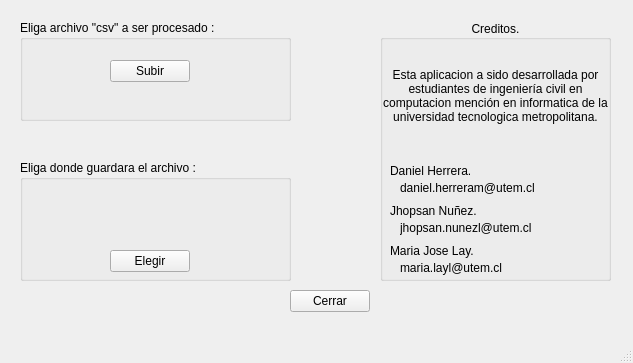
Before: the Qt Designer form fixture/mainwindow.ui in marianssa/ProyectoFinalParalelas, drawn with Qt 5.
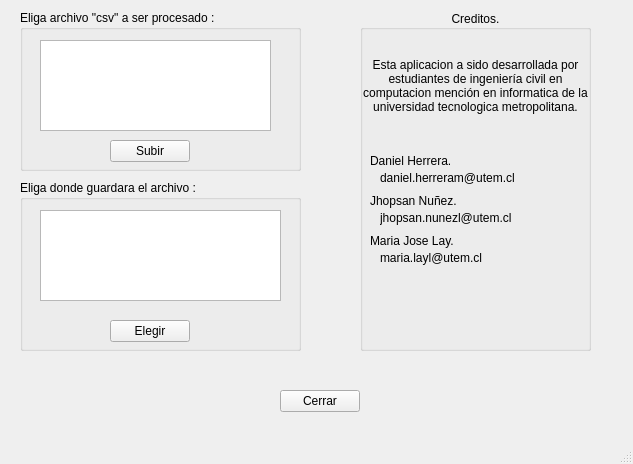
After: the same form once the commit is applied. Icons and pictures are not drawn.

```diff
--- a/fixture/mainwindow.ui
+++ b/fixture/mainwindow.ui
@@ -7,7 +7,7 @@
     <x>0</x>
     <y>0</y>
     <width>633</width>
-    <height>363</height>
+    <height>464</height>
    </rect>
   </property>
   <property name="windowTitle">
@@ -20,10 +20,10 @@
    <widget class="QGroupBox" name="groupBox">
     <property name="geometry">
      <rect>
-      <x>380</x>
-      <y>20</y>
+      <x>360</x>
+      <y>10</y>
       <width>231</width>
-      <height>261</height>
+      <height>341</height>
      </rect>
     </property>
     <property name="title">
@@ -158,9 +158,9 @@
     <property name="geometry">
      <rect>
       <x>20</x>
-      <y>20</y>
-      <width>271</width>
-      <height>101</height>
+      <y>10</y>
+      <width>281</width>
+      <height>161</height>
      </rect>
     </property>
     <property name="title">
@@ -170,7 +170,7 @@
      <property name="geometry">
       <rect>
        <x>90</x>
-       <y>40</y>
+       <y>130</y>
        <width>80</width>
        <height>22</height>
       </rect>
@@ -179,14 +179,24 @@
       <string>Subir</string>
      </property>
     </widget>
+    <widget class="QTreeView" name="treeView_2">
+     <property name="geometry">
+      <rect>
+       <x>20</x>
+       <y>30</y>
+       <width>231</width>
+       <height>91</height>
+      </rect>
+     </property>
+    </widget>
    </widget>
    <widget class="QGroupBox" name="groupBox_3">
     <property name="geometry">
      <rect>
       <x>20</x>
-      <y>160</y>
-      <width>271</width>
-      <height>121</height>
+      <y>180</y>
+      <width>281</width>
+      <height>171</height>
      </rect>
     </property>
     <property name="title">
@@ -196,7 +206,7 @@
      <property name="geometry">
       <rect>
        <x>90</x>
-       <y>90</y>
+       <y>140</y>
        <width>80</width>
        <height>22</height>
       </rect>
@@ -205,12 +215,22 @@
       <string>Elegir</string>
      </property>
     </widget>
+    <widget class="QTreeView" name="treeView">
+     <property name="geometry">
+      <rect>
+       <x>20</x>
+       <y>30</y>
+       <width>241</width>
+       <height>91</height>
+      </rect>
+     </property>
+    </widget>
    </widget>
    <widget class="QPushButton" name="btncerrar">
     <property name="geometry">
      <rect>
-      <x>290</x>
-      <y>290</y>
+      <x>280</x>
+      <y>390</y>
       <width>80</width>
       <height>22</height>
      </rect>
@@ -219,6 +239,25 @@
      <string>Cerrar</string>
     </property>
    </widget>
+   <widget class="QLabel" name="label_8">
+    <property name="geometry">
+     <rect>
+      <x>450</x>
+      <y>360</y>
+      <width>81</width>
+      <height>71</height>
+     </rect>
+    </property>
+    <property name="text">
+     <string/>
+    </property>
+    <property name="pixmap">
+     <pixmap resource="imagen2.qrc">:/futbol.png</pixmap>
+    </property>
+    <property name="scaledContents">
+     <bool>true</bool>
+    </property>
+   </widget>
   </widget>
   <widget class="QStatusBar" name="statusBar"/>
  </widget>
```
Left out of the diff: 4 changed lines with no effect on the pictures.
